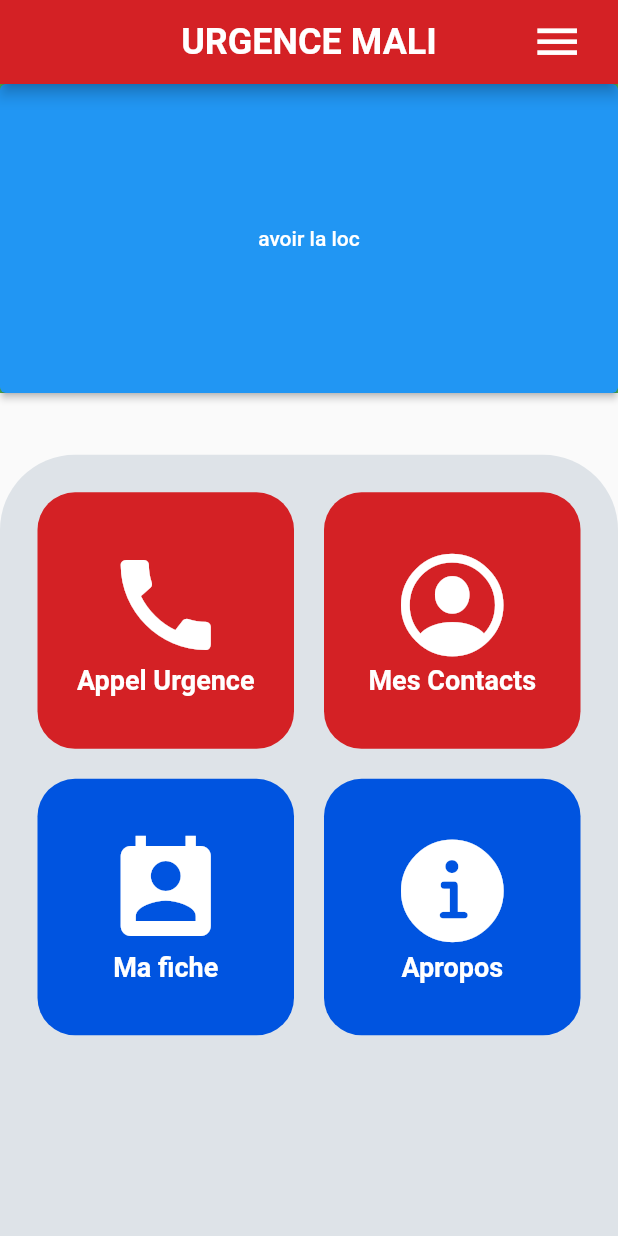
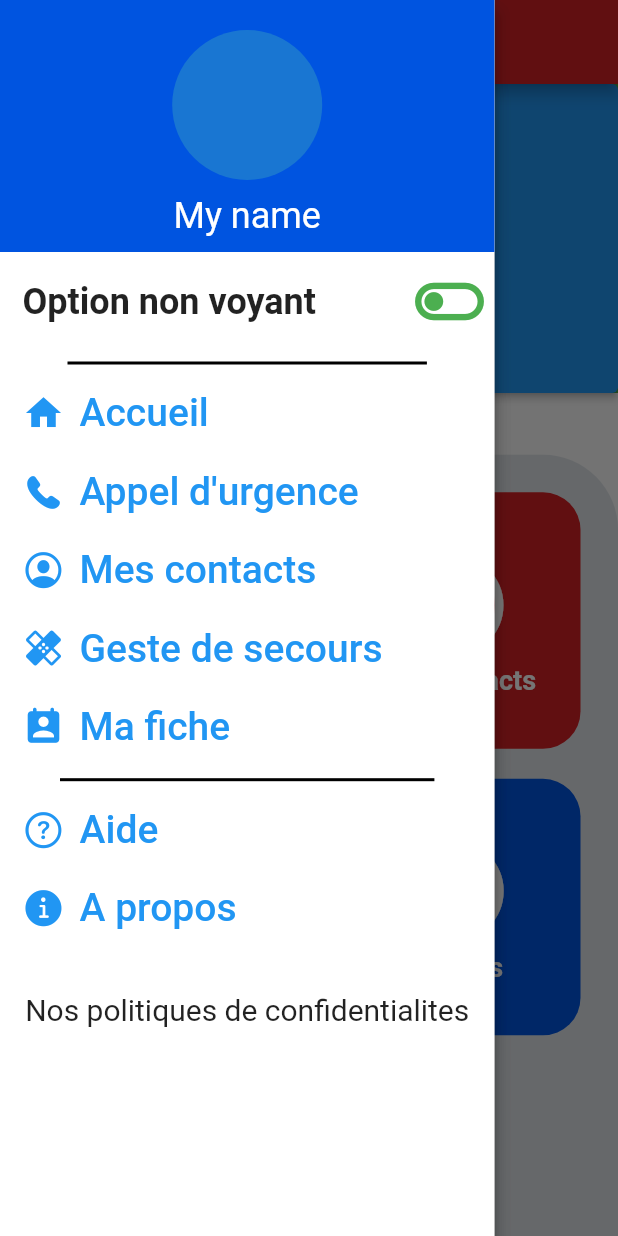
Before and after one commit to devBakary/Urgence-Frontend, a Flutter app: the Accueil screen opened directly, with the side drawer open (before the commit the screen has no drawer), on a phone screen of 412 x 824 dp. Run offline on Flutter 3.47's test engine with Material 2 defaults, Android fonts, the phone set to English and light mode, and no system bars; our stand-ins replace flutter_secure_storage, geocoding, geolocator, shared_preferences, video_player; accounts and stored records are empty.

Commit message:
sidebar ok

```diff
--- a/lib/Screen/Accueil.dart
+++ b/lib/Screen/Accueil.dart
@@ -13,6 +13,7 @@ import 'package:urgence_projet/Screen/PageAide.dart';
 import 'package:urgence_projet/Screen/detail%20de%20secours.dart';
 import 'package:urgence_projet/Screen/test.dart';
 import 'package:urgence_projet/Screen/video.dart';
+import 'package:urgence_projet/navigation/NavigationDrawer.dart';
 
 import 'Geste de secours.dart';
 
@@ -71,12 +72,23 @@ class _AccueilState extends State<Accueil> {
 
   @override
   Widget build(BuildContext context) {
+    return Builder(
+      builder: (context) {
         return Scaffold(
+            drawer: NavigationDrawer(),
             appBar: AppBar(
 
               leading: Builder(
                 builder: (BuildContext context) {
-              return Container();
+                  return IconButton(
+                    icon: Icon(Icons.menu),
+                    iconSize: 35,
+                    alignment: Alignment.center,
+                    onPressed: (){
+                      Scaffold.of(context).openDrawer();
+                    },
+                    tooltip: MaterialLocalizations.of(context).openAppDrawerTooltip,
+                  );
 
                 },
               ),
@@ -87,21 +99,6 @@ class _AccueilState extends State<Accueil> {
                     color: Colors.white),
               ),
 
-          actions: <Widget>[
-            // Premier bouton - decrémente
-            Container(
-              padding: EdgeInsets.only(right: 15),
-              child: IconButton(
-                icon: Icon(Icons.menu),
-                iconSize: 35,
-                alignment: Alignment.center,
-                onPressed: (){
-                  showDialogWidget(context);
-                },
-              )
-            ),
-
-          ],
               centerTitle: true,
               backgroundColor: Color(0xFFD42125),
             ),
@@ -265,6 +262,8 @@ class _AccueilState extends State<Accueil> {
             ),
         );
       }
+    );
+  }
 }
 
 
--- /dev/null
+++ b/lib/navigation/NavigationDrawer.dart
@@ -0,0 +1,191 @@
+import 'package:flutter/cupertino.dart';
+import 'package:flutter/material.dart';
+import 'package:urgence_projet/Screen/Appel.dart';
+import 'package:urgence_projet/Screen/MaFiche.dart';
+import 'package:urgence_projet/Screen/PageAide.dart';
+
+import '../Screen/About.dart';
+import '../Screen/Accueil.dart';
+import '../Screen/Geste de secours.dart';
+import '../Screen/test.dart';
+import 'drawer item.dart';
+
+class NavigationDrawer extends StatefulWidget {
+  const NavigationDrawer({Key? key}) : super(key: key);
+
+  @override
+  State<NavigationDrawer> createState() => _NavigationDrawerState();
+}
+
+class _NavigationDrawerState extends State<NavigationDrawer> {
+  bool _isSelected = true;
+
+  @override
+  Widget build(BuildContext context) {
+
+
+
+    return Drawer(
+      elevation: 5,
+      width: MediaQuery.of(context).size.width * .80,
+      child: Material(
+        elevation: 5,
+        color: Colors.white,
+        child: Column(
+          children: [
+            headerWidget(),
+            Row(
+              mainAxisAlignment: MainAxisAlignment.spaceBetween,
+              children:  [
+                const Padding(
+                  padding: EdgeInsets.only(left: 15),
+                  child:  Text("Option non voyant",
+                    style: TextStyle(
+                        fontSize:  24,
+                        fontWeight: FontWeight.bold
+                    ),
+                  ),
+                ),
+
+                Container(
+                  alignment: Alignment.topCenter,
+                  padding: EdgeInsets.only(bottom: 18, right: 15 ),
+                  child: IconButton(
+                    // alignment: Alignment.,
+                      isSelected: _isSelected,
+                      onPressed: (){
+                       setState(() {
+                         _isSelected = !_isSelected;
+                       });
+                      },
+                      icon:  Icon(_isSelected? Icons.toggle_off_outlined : Icons.toggle_on_rounded, color: Colors.green, size: 50,)),
+                )
+              ],
+            ),
+            const Divider(
+              color: Colors.black,
+              thickness: 2,
+              endIndent: 45,
+              indent: 45,
+            ),
+            DrawerItem(name: 'Accueil',
+                icon: Icons.home,
+                onPressed: ()=>onItemPressed(context, index: 0),
+            ),
+
+             SizedBox(height: MediaQuery.of(context).size.height * .015 ,),
+            DrawerItem(name: 'Appel d\'urgence ',
+              icon: CupertinoIcons.phone_fill,
+              onPressed: ()=>onItemPressed(context, index: 1),
+            ),
+
+            SizedBox(height: MediaQuery.of(context).size.height * .015 ,),
+            DrawerItem(name: 'Mes contacts',
+              icon: CupertinoIcons.person_crop_circle,
+              onPressed: ()=>onItemPressed(context, index: 2),
+            ),
+
+            SizedBox(height: MediaQuery.of(context).size.height * .015 ,),
+            DrawerItem(name: 'Geste de secours',
+              icon: Icons.healing_rounded,
+              onPressed: ()=>onItemPressed(context, index: 3),
+            ),
+
+            SizedBox(height: MediaQuery.of(context).size.height * .015 ,),
+            DrawerItem(name: 'Ma fiche',
+              icon: Icons.perm_contact_cal_rounded,
+              onPressed: ()=>onItemPressed(context, index: 4),
+            ),
+
+            SizedBox(height: MediaQuery.of(context).size.height * .015 ,),
+
+            const Divider(
+              color: Colors.black,
+              thickness: 2,
+              endIndent: 40,
+              indent: 40,
+            ),
+            DrawerItem(name: 'Aide',
+              icon: CupertinoIcons.question_circle,
+              onPressed: ()=>onItemPressed(context, index: 5),
+            ),
+
+            SizedBox(height: MediaQuery.of(context).size.height * .015 ,),
+            DrawerItem(name: 'A propos',
+              icon: CupertinoIcons.info_circle_fill,
+              onPressed: ()=>onItemPressed(context, index: 6),
+            ),
+
+            SizedBox(height: MediaQuery.of(context).size.height * .05 ,),
+            Expanded(
+
+                child: Text("Nos politiques de confidentialites", style: TextStyle(fontSize: 20),)
+            )
+          ],
+        ),
+      ),
+    );
+
+  }
+
+  void onItemPressed(BuildContext context, {required int index}){
+    Navigator.pop(context);
+
+    switch(index){
+      case 0 :
+        Navigator.push(context, MaterialPageRoute(builder: (_) => Accueil()));
+        break;
+
+      case 1 :
+        Navigator.push(context, MaterialPageRoute(builder: (_) => Appel()));
+        break;
+
+      case 2 :
+        Navigator.push(context, MaterialPageRoute(builder: (_) => Homescreen()));
+        break;
+
+      case 3 :
+        Navigator.push(context, MaterialPageRoute(builder: (_) => GesteSecours()));
+        break;
+
+      case 4 :
+        Navigator.push(context, MaterialPageRoute(builder: (_) => MaFiche()));
+        break;
+
+      case 5 :
+        Navigator.push(context, MaterialPageRoute(builder: (_) => Aide()));
+        break;
+
+      case 6 :
+        Navigator.push(context, MaterialPageRoute(builder: (_) => Apropos()));
+        break;
+
+      default:
+        Navigator.pop(context);
+        break;
+    }
+  }
+
+  Widget headerWidget(){
+    return Container(
+      padding: EdgeInsets.all(10),
+      color: const Color(0xFF0054E0),
+      child: Column(
+        children:  [
+          Container(
+            width: double.infinity,
+            height: 120,
+            padding: EdgeInsets.all(10),
+
+            child: const CircleAvatar(
+              radius: 40,
+              //backgroundImage: Image.asset(name)
+            ),
+          ),
+          const SizedBox(width: 20,),
+          const Text('My name', style: TextStyle(fontSize: 24, color: Colors.white),),
+        ],
+      ),
+    );
+  }
+}
--- /dev/null
+++ b/lib/navigation/drawer item.dart
@@ -0,0 +1,34 @@
+import 'package:flutter/material.dart';
+
+class DrawerItem extends StatelessWidget {
+  const DrawerItem({Key? key, required this.name, required this.icon, required this.onPressed}) : super(key: key);
+
+  final String name;
+  final IconData icon;
+  final Function() onPressed;
+
+  @override
+  Widget build(BuildContext context) {
+    return InkWell(
+      onTap: onPressed,
+      child: SizedBox(
+        height: 40,
+        child: Column(
+          children: [
+
+            Padding(
+              padding: const EdgeInsets.only(left: 15, top: 10),
+              child: Row(
+                children: [
+                  Icon(icon, size: 28, color: Colors.blue,),
+                  const SizedBox(width: 10,),
+                  Text(name, style: const TextStyle(fontSize: 26, color: Colors.blue, fontWeight: FontWeight.w500),),
+                ],
+              ),
+            ),
+          ],
+        ),
+      ),
+    );
+  }
+}
```
Also changed, not shown: lib/Screen/Affichage geste.dart (+9 -4 lines), lib/Screen/detail de secours.dart (+28 -6 lines). Lines whose indentation alone changed are shown as unchanged.
